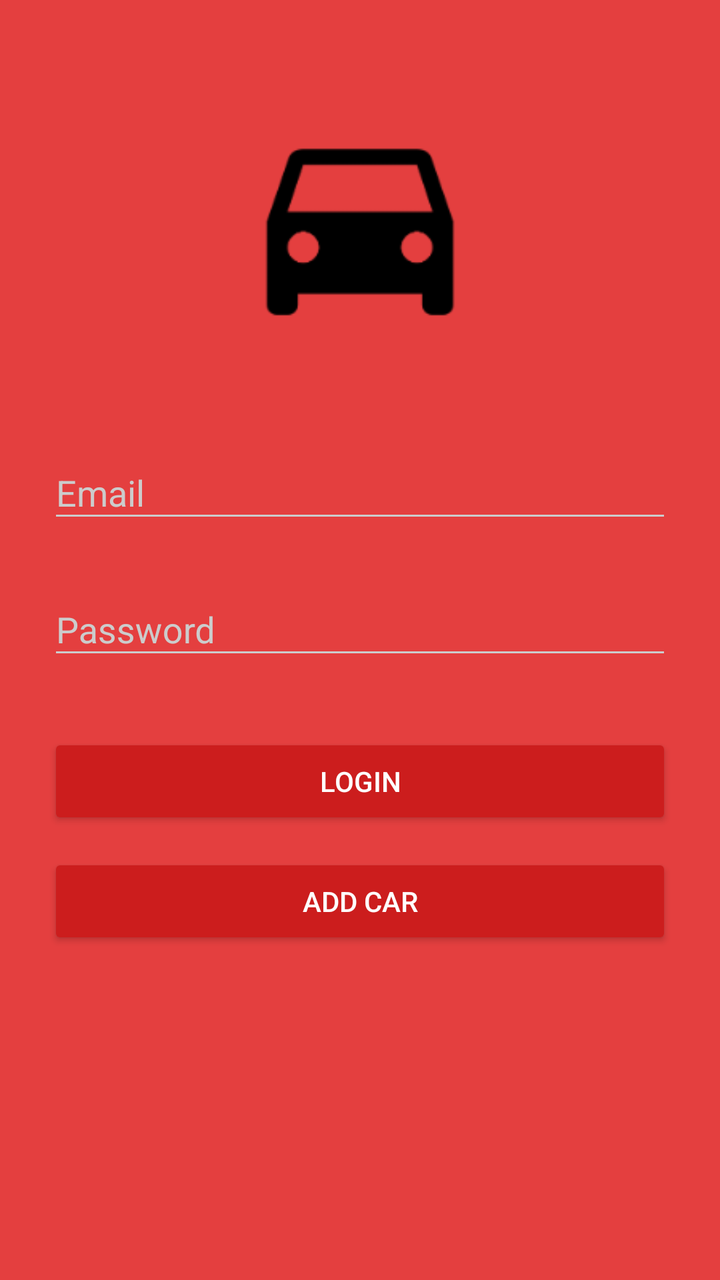
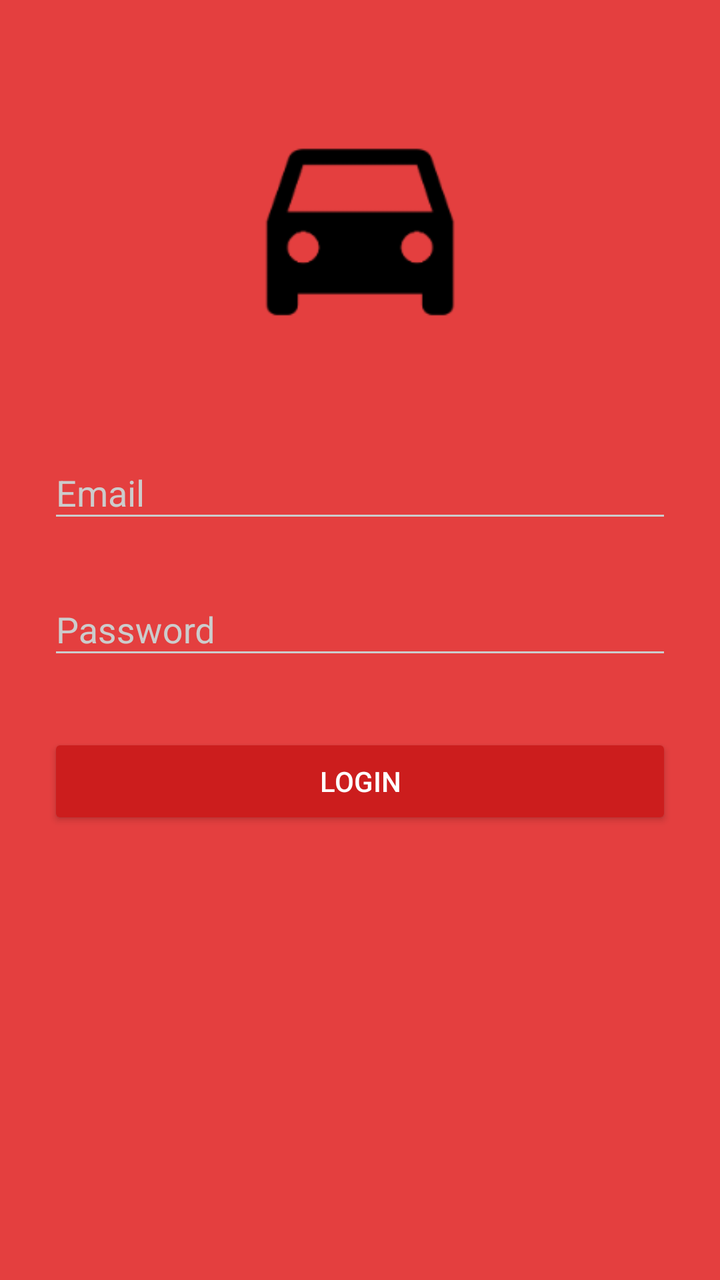

Compare the two renders of this Android layout. The source of the first and the diff that turns it into the second are given below.
<!-- AndroidManifest.xml: activity theme AppTheme.Dark -->
<!-- res/layout/activity_login.xml -->
<?xml version="1.0" encoding="utf-8"?>
<ScrollView xmlns:android="http://schemas.android.com/apk/res/android"
    android:layout_width="fill_parent"
    android:layout_height="fill_parent"
    android:fitsSystemWindows="true">

    <LinearLayout
        android:orientation="vertical"
        android:layout_width="match_parent"
        android:layout_height="wrap_content"
        android:paddingTop="56dp"
        android:paddingLeft="24dp"
        android:paddingRight="24dp">

        <ImageView android:src="@drawable/logo"
            android:layout_width="300dp"
            android:layout_height="120dp"
            android:layout_marginBottom="30dp"
            android:layout_gravity="center_horizontal" />

        
        <android.support.design.widget.TextInputLayout
            android:layout_width="match_parent"
            android:layout_height="wrap_content"
            android:layout_marginTop="8dp"
            android:layout_marginBottom="8dp">
            <EditText android:id="@+id/input_email"
                android:layout_width="match_parent"
                android:layout_height="wrap_content"
                android:inputType="textEmailAddress"
                android:hint="Email" />
        </android.support.design.widget.TextInputLayout>

        
        <android.support.design.widget.TextInputLayout
            android:layout_width="match_parent"
            android:layout_height="wrap_content"
            android:layout_marginTop="8dp"
            android:layout_marginBottom="8dp">
            <EditText android:id="@+id/input_password"
                android:layout_width="match_parent"
                android:layout_height="wrap_content"
                android:inputType="textPassword"
                android:hint="Password"/>
        </android.support.design.widget.TextInputLayout>

        <android.support.v7.widget.AppCompatButton
            android:id="@+id/btn_login"
            android:layout_width="fill_parent"
            android:layout_height="wrap_content"
            android:layout_marginTop="24dp"
            android:layout_marginBottom="0dp"
            android:padding="12dp"
            android:text="Login"/>

        <android.support.v7.widget.AppCompatButton
            android:id="@+id/addcar"
            android:layout_width="fill_parent"
            android:layout_height="wrap_content"
            android:layout_marginTop="12dp"
            android:layout_marginBottom="24dp"
            android:padding="12dp"
            android:text="Add Car"/>

    </LinearLayout>
</ScrollView>
<!-- resources referenced by this layout -->
<resources>
  <!-- drawable logo: png bitmap (drawable, 3313 bytes) -->
  <style name="AppTheme.Dark" parent="Theme.AppCompat.NoActionBar">
          <item name="colorPrimary">@color/primary</item>
          <item name="colorPrimaryDark">@color/primary_dark</item>
          <item name="colorAccent">@color/accent</item>
  
          <item name="android:windowBackground">@color/primary</item>
  
          <item name="colorControlNormal">@color/iron</item>
          <item name="colorControlActivated">@color/white</item>
          <item name="colorControlHighlight">@color/white</item>
          <item name="android:textColorHint">@color/iron</item>
  
          <item name="colorButtonNormal">@color/primary_darker</item>
          <item name="android:colorButtonNormal">@color/primary_darker</item>
      </style>
  <color name="primary">#E43F3F</color>
  <color name="primary_dark">#E12929</color>
  <color name="accent">#FFFFFF</color>
  <color name="iron">#CCCCCC</color>
  <color name="white">#FFFFFF</color>
  <color name="primary_darker">#CC1D1D</color>
</resources>

<!-- the commit's change to res/layout/activity_login.xml (unified diff, before → after) -->
@@ -53,14 +53,5 @@
             android:padding="12dp"
             android:text="Login"/>
 
-        <android.support.v7.widget.AppCompatButton
-            android:id="@+id/addcar"
-            android:layout_width="fill_parent"
-            android:layout_height="wrap_content"
-            android:layout_marginTop="12dp"
-            android:layout_marginBottom="24dp"
-            android:padding="12dp"
-            android:text="Add Car"/>
-
     </LinearLayout>
 </ScrollView>
